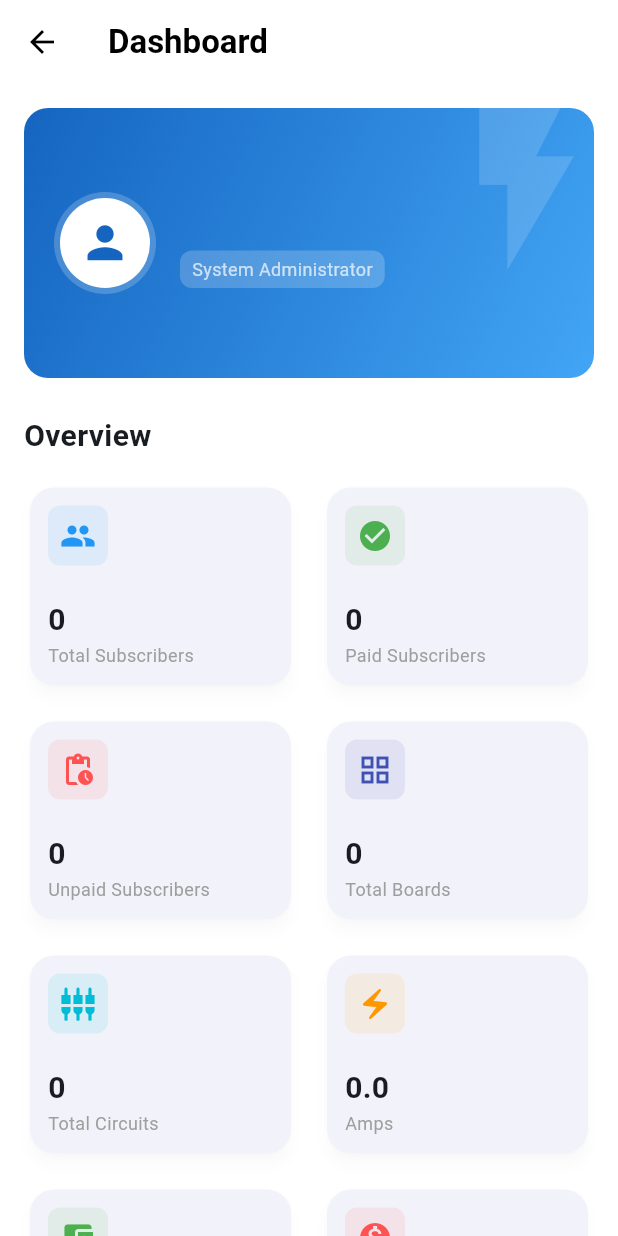
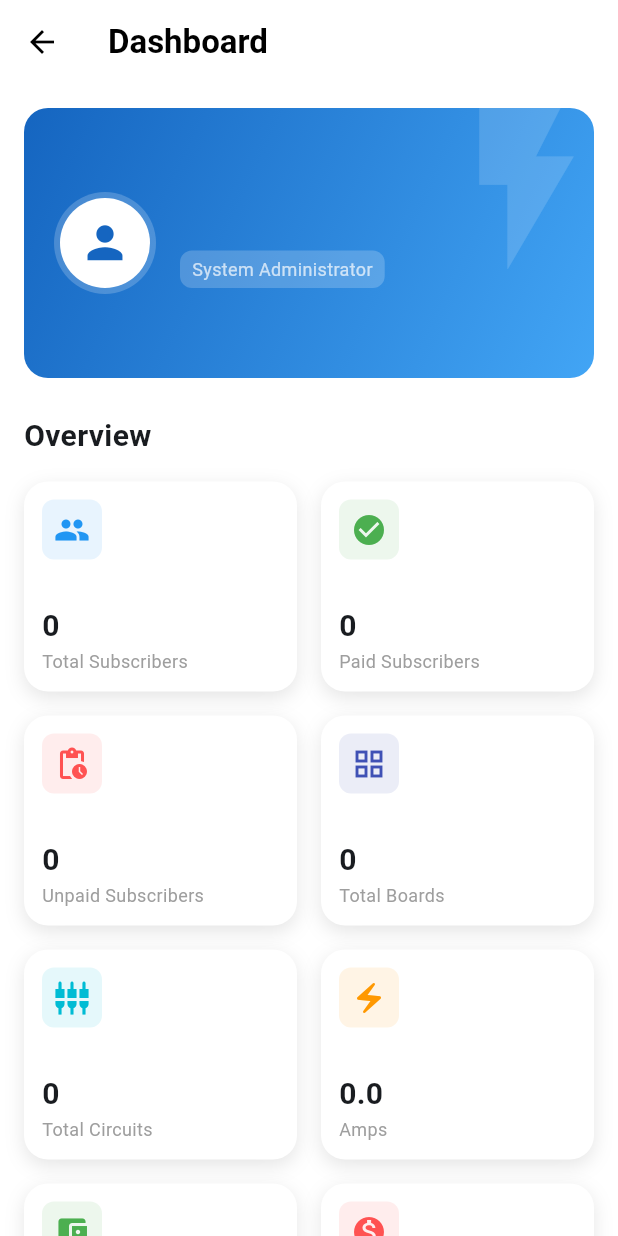
Before and after one commit to toprank2026/generatormanagment-2026, a Flutter app: the DashboardScreen screen opened directly, on a phone screen of 412 x 824 dp. Run offline on Flutter 3.47's test engine with Material 3 defaults, Android fonts, the light colour scheme and no system bars; our stand-ins replace file_picker, get, iconsax, pdf, printing, share_plus and 3 more; missing offline and left inert: blue_thermal_printer; accounts and stored records are empty.

```diff
--- a/lib/views/screens/dashboard_screen.dart
+++ b/lib/views/screens/dashboard_screen.dart
@@ -226,10 +226,19 @@ class DashboardScreen extends StatelessWidget {
     required String value,
     VoidCallback? onTap,
   }) {
-    return Card(
-      elevation: 4,
-      shadowColor: Colors.black12,
-      shape: RoundedRectangleBorder(borderRadius: BorderRadius.circular(16)),
+    return Container(
+      decoration: BoxDecoration(
+        color: Colors.white,
+        borderRadius: BorderRadius.circular(16),
+        boxShadow: [
+          BoxShadow(
+            color: Colors.black.withOpacity(0.1),
+            blurRadius: 10,
+            offset: const Offset(0, 4),
+          ),
+        ],
+      ),
+
       child: InkWell(
         onTap: onTap,
         borderRadius: BorderRadius.circular(16),
--- a/pubspec.yaml
+++ b/pubspec.yaml
@@ -51,6 +51,7 @@ dependencies:
   esc_pos_utils_plus: ^2.0.4
   permission_handler: ^11.3.1
   iconsax: ^0.0.8
+  csv: ^6.0.0
 
 dev_dependencies:
   flutter_test:
```
Also changed, not shown: pubspec.lock.
